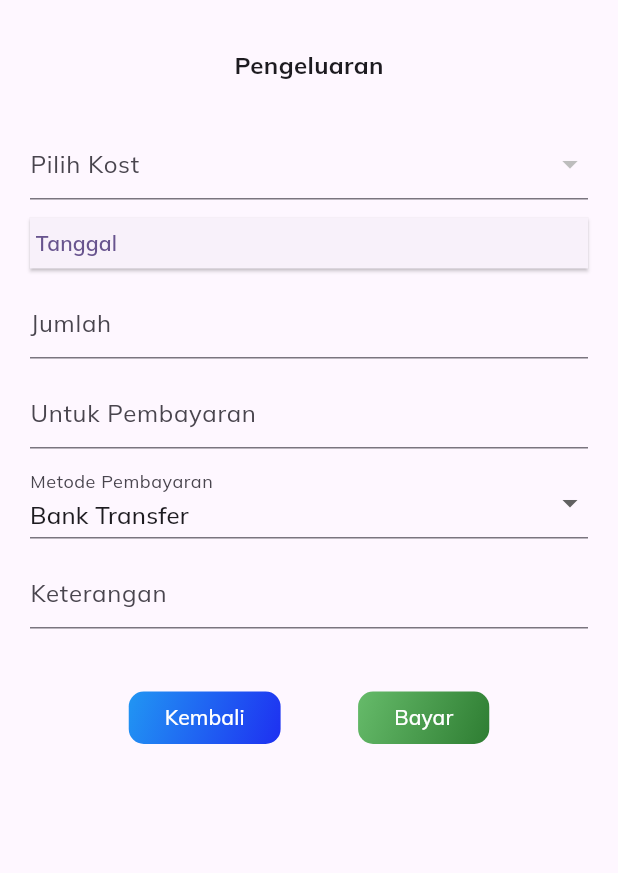
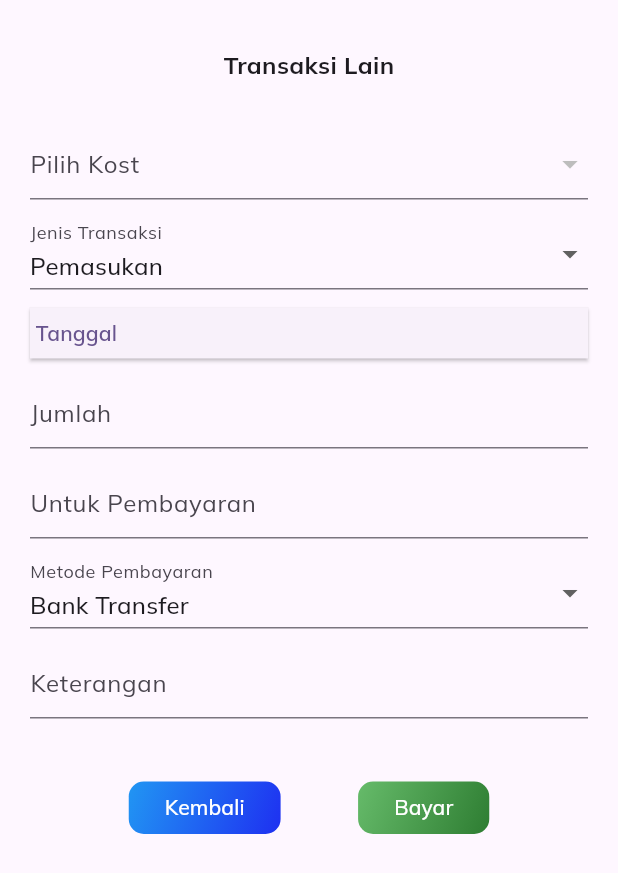
Before and after one commit to AjiRespati/jims_residence_ui, a Flutter app: the CreateExpenseContent widget shown alone on an empty page, opened directly, on a phone screen of 412 x 824 dp. Shown: the top 873 px of the screen. Run offline on Flutter 3.47's test engine with Material 3 defaults, Android fonts, the phone set to English and light mode, and no system bars; our stand-ins replace email_validator, file_picker, flutter_otp_text_field, flutter_screenutil, get_it, get_it_mixin and 5 more; missing offline and left inert: universal_html; accounts and stored records are empty; network calls fail.

Commit message:
prepare other income transfer

```diff
--- a/lib/features/payments/components/create_expense_content.dart
+++ b/lib/features/payments/components/create_expense_content.dart
@@ -20,6 +20,7 @@ class _CreateExpenseContentState extends State<CreateExpenseContent>
   TextEditingController nameController = TextEditingController();
   TextEditingController amountController = TextEditingController();
   String? paymentMethod = "Bank Transfer";
+  String? transactionType = "Pemasukan";
   TextEditingController descriptionController = TextEditingController();
   double amount = 0;
   DateTime? expenseDate;
@@ -44,7 +45,7 @@ class _CreateExpenseContentState extends State<CreateExpenseContent>
             mainAxisAlignment: MainAxisAlignment.center,
             children: [
               Text(
-                "Pengeluaran",
+                "Transaksi Lain",
                 style: TextStyle(fontWeight: FontWeight.bold, fontSize: 16),
               ),
             ],
@@ -83,6 +84,26 @@ class _CreateExpenseContentState extends State<CreateExpenseContent>
             },
           ),
           SizedBox(height: 12),
+          DropdownButtonFormField<String>(
+            decoration: InputDecoration(
+              isDense: true,
+              label: Text("Jenis Transaksi"),
+            ),
+            value: transactionType,
+            items:
+                ['Pemasukan', 'Pengeluaran'].map((item) {
+                  return DropdownMenuItem<String>(
+                    value: item,
+                    child: Text(item),
+                  );
+                }).toList(),
+            onChanged: (value) {
+              transactionType = value ?? "Pemasukan";
+              setState(() {});
+            },
+          ),
+
+          SizedBox(height: 12),
           _buildDatePicker(
             context,
             "Tanggal",
@@ -111,6 +132,7 @@ class _CreateExpenseContentState extends State<CreateExpenseContent>
             keyboardType: TextInputType.name,
             controller: nameController,
           ),
+
           SizedBox(height: 12),
           DropdownButtonFormField<String>(
             decoration: InputDecoration(
```
Also changed, not shown: lib/features/payments/payment_list_desktop.dart (+16 -2 lines).
